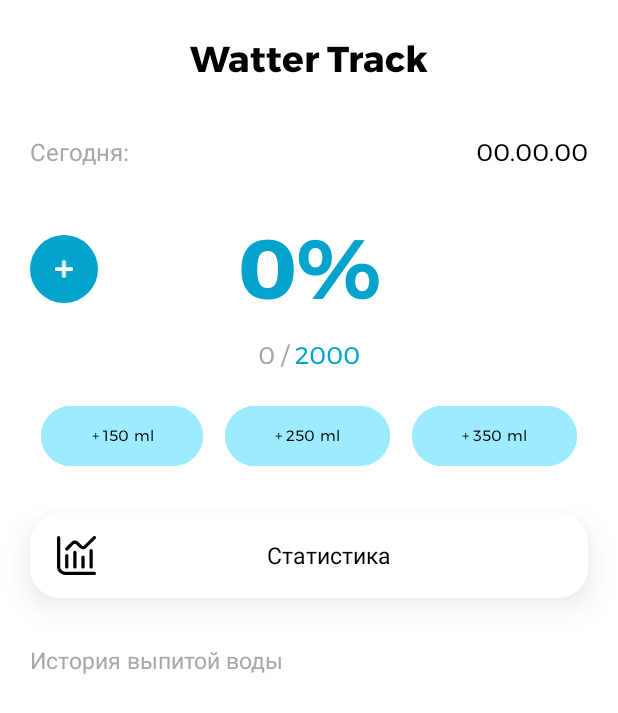
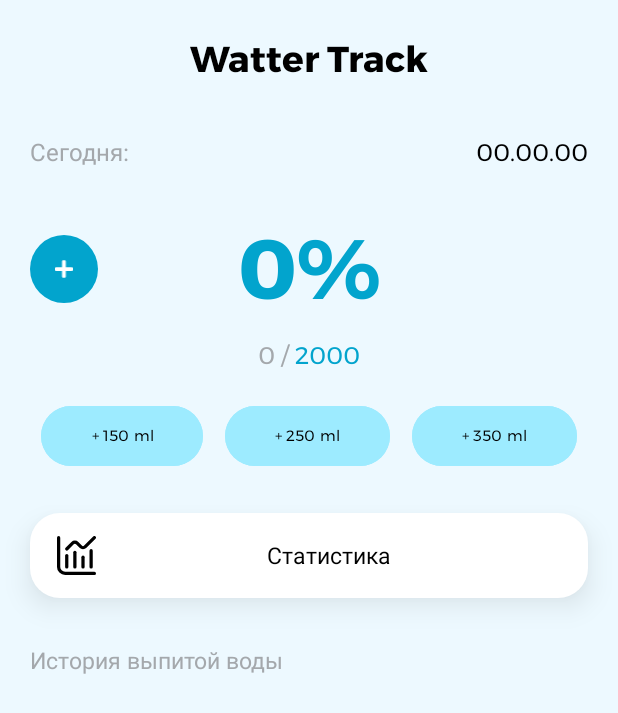
Before and after one commit to HutsonR/WatterCount, an Android app: the layout activity_main.xml on its own in the app's theme, with its tools: preview values and no code run, on a phone screen of 412 x 824 dp. Shown: the top 713 px of the screen. Run offline under Robolectric (Android 15) with nearby library versions, the phone set to English and light mode, and no system bars.

Commit message:
change-bg

```diff
--- a/app/src/main/res/layout/activity_main.xml
+++ b/app/src/main/res/layout/activity_main.xml
@@ -5,7 +5,7 @@
     android:layout_width="match_parent"
     android:layout_height="match_parent"
     android:orientation="vertical"
-    android:background="@color/backgroundMain"
+    android:background="@color/buttonBackgroundInactive"
     tools:context=".MainActivity">
 
 
```
